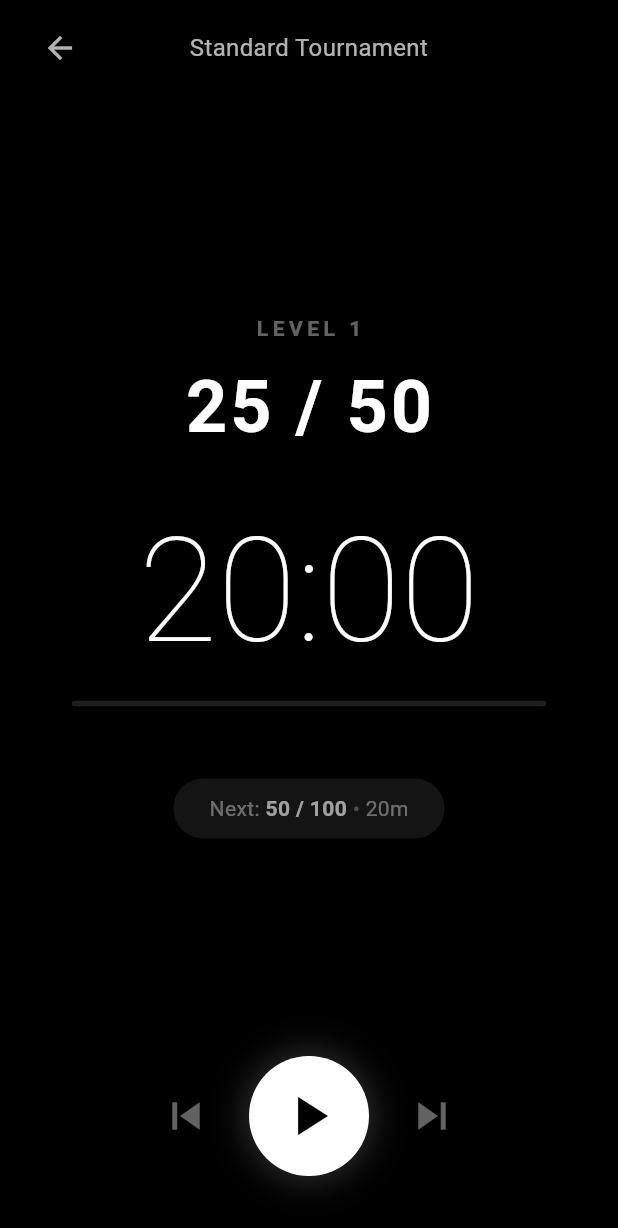
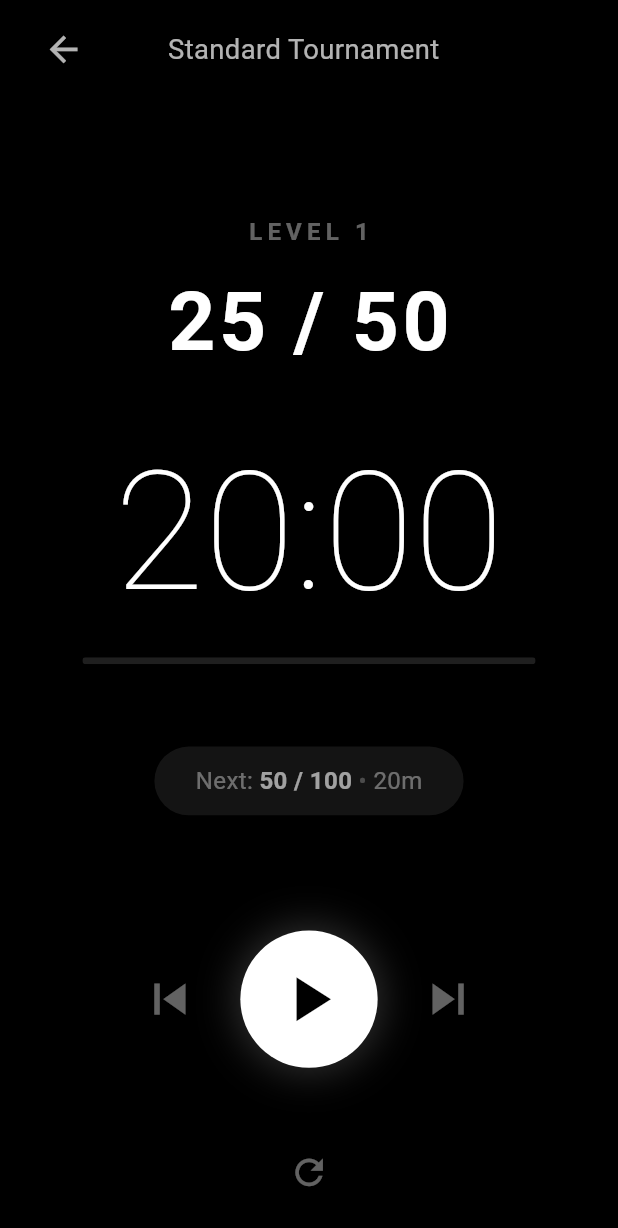
Before and after one commit to Dmitriy2493/poker-timer, a Flutter app: the screen it shows after launch, after a tap on "Start", on a phone screen of 412 x 824 dp. Shown: the top 1228 px of the screen. Run offline on Flutter 3.47's test engine with Material 3 defaults, Android fonts, the phone set to English and light mode, and no system bars; our stand-ins replace audioplayers, hive, hive_flutter, wakelock_plus; accounts and stored records are empty.

Commit message:
Fix blinds persistence, add audio countdown, tablet support, and bug fixes
- Fix Hive nested map deserialization so blinds persist across app restarts
- Add 3-second countdown beep before each level change
- Generate WAV sound assets (countdown, warning, level_end)
- Update default blind structure to 17-level tournament
- Add "New Structure" option to choose default or custom blinds
- Add "New Game" reset button on timer screen
- Set minSdk to 28 (Android 9+) with large screen support
- Make all screens responsive for large Android tablets (scaled timer UI,
  constrained content width on home/editor/settings)
- Fix init() being called on every settings change, resetting tournament
- Fix sound toggle having no effect on AudioService
- Fix crash when saving/selecting empty structure
- Fix corrupt Hive entry preventing all structures from loading
- Fix timer not properly managed during level navigation while running

Co-Authored-By: Claude Opus 4.6 (1M context) <noreply@anthropic.com>

```diff
--- a/lib/main.dart
+++ b/lib/main.dart
@@ -38,18 +38,32 @@ void main() async {
   );
 }
 
-class PokerTimerApp extends StatelessWidget {
+class PokerTimerApp extends StatefulWidget {
   const PokerTimerApp({super.key});
+
+  @override
+  State<PokerTimerApp> createState() => _PokerTimerAppState();
+}
+
+class _PokerTimerAppState extends State<PokerTimerApp> {
+  bool _initialized = false;
+
+  @override
+  void initState() {
+    super.initState();
+    WidgetsBinding.instance.addPostFrameCallback((_) {
+      final settings = context.read<SettingsProvider>();
+      final tournament = context.read<TournamentProvider>();
+      tournament.setSoundEnabled(settings.soundEnabled);
+      tournament.init(settings.warningSeconds);
+      setState(() => _initialized = true);
+    });
+  }
 
   @override
   Widget build(BuildContext context) {
     return Consumer<SettingsProvider>(
       builder: (context, settings, _) {
-        // Init tournament provider with warning seconds
-        WidgetsBinding.instance.addPostFrameCallback((_) {
-          context.read<TournamentProvider>().init(settings.warningSeconds);
-        });
-
         return MaterialApp(
           title: 'Poker Timer',
           debugShowCheckedModeBanner: false,
@@ -68,7 +82,9 @@ class PokerTimerApp extends StatelessWidget {
             ),
             useMaterial3: true,
           ),
-          home: const HomeScreen(),
+          home: _initialized ? const HomeScreen() : const Scaffold(
+            body: Center(child: CircularProgressIndicator()),
+          ),
         );
       },
     );
--- a/lib/models/structure.dart
+++ b/lib/models/structure.dart
@@ -36,7 +36,7 @@ class Structure extends HiveObject {
         id: json['id'] as String,
         name: json['name'] as String,
         levels: (json['levels'] as List)
-            .map((l) => BlindLevel.fromJson(l as Map<String, dynamic>))
+            .map((l) => BlindLevel.fromJson(Map<String, dynamic>.from(l as Map)))
             .toList(),
         createdAt: DateTime.parse(json['createdAt'] as String),
       );
@@ -58,17 +58,20 @@ class Structure extends HiveObject {
         BlindLevel(smallBlind: 25, bigBlind: 50, ante: 0, durationMinutes: 20),
         BlindLevel(smallBlind: 50, bigBlind: 100, ante: 0, durationMinutes: 20),
         BlindLevel(smallBlind: 75, bigBlind: 150, ante: 0, durationMinutes: 20),
-        BlindLevel(smallBlind: 100, bigBlind: 200, ante: 25, durationMinutes: 20),
-        BlindLevel(smallBlind: 0, bigBlind: 0, ante: 0, durationMinutes: 15, isBreak: true, label: 'Break'),
-        BlindLevel(smallBlind: 150, bigBlind: 300, ante: 25, durationMinutes: 20),
-        BlindLevel(smallBlind: 200, bigBlind: 400, ante: 50, durationMinutes: 20),
-        BlindLevel(smallBlind: 300, bigBlind: 600, ante: 75, durationMinutes: 20),
-        BlindLevel(smallBlind: 400, bigBlind: 800, ante: 100, durationMinutes: 20),
-        BlindLevel(smallBlind: 0, bigBlind: 0, ante: 0, durationMinutes: 15, isBreak: true, label: 'Break'),
-        BlindLevel(smallBlind: 500, bigBlind: 1000, ante: 100, durationMinutes: 20),
-        BlindLevel(smallBlind: 600, bigBlind: 1200, ante: 200, durationMinutes: 20),
-        BlindLevel(smallBlind: 800, bigBlind: 1600, ante: 200, durationMinutes: 20),
-        BlindLevel(smallBlind: 1000, bigBlind: 2000, ante: 300, durationMinutes: 20),
+        BlindLevel(smallBlind: 100, bigBlind: 200, ante: 0, durationMinutes: 40),
+        BlindLevel(smallBlind: 150, bigBlind: 300, ante: 0, durationMinutes: 20),
+        BlindLevel(smallBlind: 200, bigBlind: 400, ante: 0, durationMinutes: 20),
+        BlindLevel(smallBlind: 300, bigBlind: 600, ante: 0, durationMinutes: 15),
+        BlindLevel(smallBlind: 400, bigBlind: 800, ante: 0, durationMinutes: 15),
+        BlindLevel(smallBlind: 500, bigBlind: 1000, ante: 0, durationMinutes: 15),
+        BlindLevel(smallBlind: 600, bigBlind: 1200, ante: 0, durationMinutes: 15),
+        BlindLevel(smallBlind: 750, bigBlind: 1500, ante: 0, durationMinutes: 15),
+        BlindLevel(smallBlind: 1000, bigBlind: 2000, ante: 0, durationMinutes: 15),
+        BlindLevel(smallBlind: 1500, bigBlind: 3000, ante: 0, durationMinutes: 10),
+        BlindLevel(smallBlind: 2000, bigBlind: 4000, ante: 0, durationMinutes: 10),
+        BlindLevel(smallBlind: 3000, bigBlind: 6000, ante: 0, durationMinutes: 10),
+        BlindLevel(smallBlind: 4000, bigBlind: 8000, ante: 0, durationMinutes: 10),
+        BlindLevel(smallBlind: 5000, bigBlind: 10000, ante: 0, durationMinutes: 10),
       ],
     );
   }
--- a/lib/screens/timer_screen.dart
+++ b/lib/screens/timer_screen.dart
@@ -1,3 +1,4 @@
+import 'dart:math';
 import 'package:flutter/material.dart';
 import 'package:flutter/services.dart';
 import 'package:provider/provider.dart';
@@ -30,15 +31,48 @@ class _TimerScreenState extends State<TimerScreen> {
     super.dispose();
   }
 
+  void _confirmNewGame(BuildContext context, TournamentProvider provider) {
+    showDialog(
+      context: context,
+      builder: (ctx) => AlertDialog(
+        title: const Text('New Game'),
+        content: const Text('Reset blinds to Level 1 and start a new game?'),
+        actions: [
+          TextButton(
+            onPressed: () => Navigator.pop(ctx),
+            child: const Text('Cancel'),
+          ),
+          FilledButton(
+            onPressed: () {
+              provider.stop();
+              Navigator.pop(ctx);
+            },
+            child: const Text('Reset'),
+          ),
+        ],
+      ),
+    );
+  }
+
   @override
   Widget build(BuildContext context) {
+    final size = MediaQuery.of(context).size;
+    final shortSide = min(size.width, size.height);
+    // Scale factor: 1.0 for phones (~360dp), up to ~2.5 for large tablets (~900dp)
+    final scale = (shortSide / 360).clamp(1.0, 2.5);
+
     return Scaffold(
       backgroundColor: Colors.black,
       body: Consumer<TournamentProvider>(
         builder: (context, provider, _) {
           final level = provider.currentLevel;
           if (level == null) {
-            return const Center(child: Text('No structure selected', style: TextStyle(color: Colors.white)));
+            return Center(
+              child: Text(
+                'No structure selected',
+                style: TextStyle(color: Colors.white, fontSize: 16 * scale),
+              ),
+            );
           }
 
           final isWarning = provider.state.remainingSeconds <= 60 &&
@@ -57,10 +91,11 @@ class _TimerScreenState extends State<TimerScreen> {
                 children: [
                   // Top bar
                   Padding(
-                    padding: const EdgeInsets.symmetric(horizontal: 16, vertical: 8),
+                    padding: EdgeInsets.symmetric(horizontal: 16 * scale, vertical: 8 * scale),
                     child: Row(
                       children: [
                         IconButton(
+                          iconSize: 24 * scale,
                           icon: const Icon(Icons.arrow_back, color: Colors.white70),
                           onPressed: () {
                             provider.stop();
@@ -71,10 +106,10 @@ class _TimerScreenState extends State<TimerScreen> {
                           child: Text(
                             provider.activeStructure?.name ?? '',
                             textAlign: TextAlign.center,
-                            style: const TextStyle(color: Colors.white70, fontSize: 16),
+                            style: TextStyle(color: Colors.white70, fontSize: 16 * scale),
                           ),
                         ),
-                        const SizedBox(width: 48),
+                        SizedBox(width: 48 * scale),
                       ],
                     ),
                   ),
@@ -88,22 +123,22 @@ class _TimerScreenState extends State<TimerScreen> {
                           'LEVEL ${provider.state.currentLevelIndex + 1}',
                           style: TextStyle(
                             color: isWarning ? Colors.red[300] : Colors.white38,
-                            fontSize: 14,
-                            letterSpacing: 3,
+                            fontSize: 14 * scale,
+                            letterSpacing: 3 * scale,
                             fontWeight: FontWeight.w600,
                           ),
                         ),
-                        const SizedBox(height: 8),
+                        SizedBox(height: 8 * scale),
 
                         // Blinds display
                         if (!level.isBreak) ...[
                           Text(
                             '${formatChips(level.smallBlind)} / ${formatChips(level.bigBlind)}',
-                            style: const TextStyle(
+                            style: TextStyle(
                               color: Colors.white,
-                              fontSize: 48,
+                              fontSize: 48 * scale,
                               fontWeight: FontWeight.bold,
-                              letterSpacing: 2,
+                              letterSpacing: 2 * scale,
                             ),
                           ),
                           if (level.ante > 0)
@@ -111,44 +146,44 @@ class _TimerScreenState extends State<TimerScreen> {
                               'Ante: ${formatChips(level.ante)}',
                               style: TextStyle(
                                 color: Colors.white.withValues(alpha: 0.6),
-                                fontSize: 18,
+                                fontSize: 18 * scale,
                               ),
                             ),
                         ] else
                           Text(
                             level.label ?? 'BREAK',
-                            style: const TextStyle(
+                            style: TextStyle(
                               color: Colors.amber,
-                              fontSize: 40,
+                              fontSize: 40 * scale,
                               fontWeight: FontWeight.bold,
-                              letterSpacing: 4,
+                              letterSpacing: 4 * scale,
                             ),
                           ),
 
-                        const SizedBox(height: 32),
+                        SizedBox(height: 32 * scale),
 
                         // Timer
                         AnimatedDefaultTextStyle(
                           duration: const Duration(milliseconds: 200),
                           style: TextStyle(
                             color: isWarning ? Colors.red[400]! : Colors.white,
-                            fontSize: 96,
+                            fontSize: 96 * scale,
                             fontWeight: FontWeight.w200,
                             fontFeatures: const [FontFeature.tabularFigures()],
                           ),
                           child: Text(provider.formattedTime),
                         ),
 
-                        const SizedBox(height: 16),
+                        SizedBox(height: 16 * scale),
 
                         // Progress bar
                         Padding(
-                          padding: const EdgeInsets.symmetric(horizontal: 48),
+                          padding: EdgeInsets.symmetric(horizontal: 48 * scale),
                           child: ClipRRect(
-                            borderRadius: BorderRadius.circular(2),
+                            borderRadius: BorderRadius.circular(2 * scale),
                             child: LinearProgressIndicator(
                               value: provider.levelProgress,
-                              minHeight: 4,
+                              minHeight: 4 * scale,
                               backgroundColor: Colors.white12,
                               valueColor: AlwaysStoppedAnimation<Color>(
                                 isWarning ? Colors.red[400]! : Colors.white38,
@@ -157,19 +192,35 @@ class _TimerScreenState extends State<TimerScreen> {
                           ),
                         ),
 
-                        const SizedBox(height: 48),
+                        SizedBox(height: 48 * scale),
 
                         // Next level preview
                         if (provider.peekNextLevel != null)
-                          _NextLevelPreview(provider: provider),
+                          _NextLevelPreview(provider: provider, scale: scale),
                       ],
                     ),
                   ),
 
                   // Controls
                   Padding(
-                    padding: const EdgeInsets.only(bottom: 40),
-                    child: _TimerControls(provider: provider),
+                    padding: EdgeInsets.only(bottom: 40 * scale),
+                    child: _TimerControls(provider: provider, scale: scale),
+                  ),
+
+                  // Bottom toolbar
+                  Padding(
+                    padding: EdgeInsets.only(bottom: 16 * scale),
+                    child: Row(
+                      mainAxisAlignment: MainAxisAlignment.center,
+                      children: [
+                        IconButton(
+                          iconSize: 24 * scale,
+                          icon: const Icon(Icons.refresh, color: Colors.white38),
+                          tooltip: 'New Game',
+                          onPressed: () => _confirmNewGame(context, provider),
+                        ),
+                      ],
+                    ),
                   ),
                 ],
               ),
@@ -183,32 +234,33 @@ class _TimerScreenState extends State<TimerScreen> {
 
 class _NextLevelPreview extends StatelessWidget {
   final TournamentProvider provider;
+  final double scale;
 
-  const _NextLevelPreview({required this.provider});
+  const _NextLevelPreview({required this.provider, required this.scale});
 
   @override
   Widget build(BuildContext context) {
     final next = provider.peekNextLevel!;
     return Container(
-      padding: const EdgeInsets.symmetric(horizontal: 24, vertical: 10),
+      padding: EdgeInsets.symmetric(horizontal: 24 * scale, vertical: 10 * scale),
       decoration: BoxDecoration(
         color: Colors.white.withValues(alpha: 0.08),
-        borderRadius: BorderRadius.circular(30),
+        borderRadius: BorderRadius.circular(30 * scale),
       ),
       child: Row(
         mainAxisSize: MainAxisSize.min,
         children: [
-          const Text('Next: ', style: TextStyle(color: Colors.white38, fontSize: 14)),
+          Text('Next: ', style: TextStyle(color: Colors.white38, fontSize: 14 * scale)),
           Text(
             next.isBreak
                 ? (next.label ?? 'Break')
                 : '${formatChips(next.smallBlind)} / ${formatChips(next.bigBlind)}',
-            style: const TextStyle(color: Colors.white60, fontSize: 14, fontWeight: FontWeight.w600),
+            style: TextStyle(color: Colors.white60, fontSize: 14 * scale, fontWeight: FontWeight.w600),
           ),
-          const Text(' • ', style: TextStyle(color: Colors.white24)),
+          Text(' • ', style: TextStyle(color: Colors.white24, fontSize: 14 * scale)),
           Text(
             '${next.durationMinutes}m',
-            style: const TextStyle(color: Colors.white38, fontSize: 14),
+            style: TextStyle(color: Colors.white38, fontSize: 14 * scale),
           ),
         ],
       ),
@@ -218,55 +270,57 @@ class _NextLevelPreview extends StatelessWidget {
 
 class _TimerControls extends StatelessWidget {
   final TournamentProvider provider;
+  final double scale;
 
-  const _TimerControls({required this.provider});
+  const _TimerControls({required this.provider, required this.scale});
 
   @override
   Widget build(BuildContext context) {
     final isRunning = provider.state.status == TimerStatus.running;
+    final buttonSize = 80 * scale;
 
     return Row(
       mainAxisAlignment: MainAxisAlignment.center,
       children: [
         // Previous
         IconButton(
-          iconSize: 36,
+          iconSize: 36 * scale,
           icon: const Icon(Icons.skip_previous, color: Colors.white38),
           onPressed: provider.state.currentLevelIndex > 0
               ? () => provider.previousLevel()
               : null,
         ),
-        const SizedBox(width: 16),
+        SizedBox(width: 16 * scale),
 
         // Play / Pause
         GestureDetector(
           onTap: isRunning ? provider.pause : provider.start,
           child: Container(
-            width: 80,
-            height: 80,
+            width: buttonSize,
+            height: buttonSize,
             decoration: BoxDecoration(
               shape: BoxShape.circle,
               color: Colors.white,
               boxShadow: [
                 BoxShadow(
                   color: Colors.white.withValues(alpha: 0.2),
-                  blurRadius: 20,
-                  spreadRadius: 2,
+                  blurRadius: 20 * scale,
+                  spreadRadius: 2 * scale,
                 ),
               ],
             ),
             child: Icon(
               isRunning ? Icons.pause : Icons.play_arrow,
-              size: 44,
+              size: 44 * scale,
               color: Colors.black,
             ),
           ),
         ),
-        const SizedBox(width: 16),
+        SizedBox(width: 16 * scale),
 
         // Next
         IconButton(
-          iconSize: 36,
+          iconSize: 36 * scale,
           icon: const Icon(Icons.skip_next, color: Colors.white38),
           onPressed: !provider.isLastLevel
               ? () => provider.nextLevel()
--- a/lib/services/storage_service.dart
+++ b/lib/services/storage_service.dart
@@ -12,9 +12,15 @@ class StorageService {
   }
 
   Future<List<Structure>> loadStructures() async {
-    return _box.values
-        .map((v) => Structure.fromJson(Map<String, dynamic>.from(v)))
-        .toList();
+    final structures = <Structure>[];
+    for (final v in _box.values) {
+      try {
+        structures.add(Structure.fromJson(Map<String, dynamic>.from(v)));
+      } catch (_) {
+        // Skip corrupt entries
+      }
+    }
+    return structures;
   }
 
   Future<void> saveStructure(Structure structure) async {
```
Also changed, not shown: lib/providers/tournament_provider.dart (+21 -1 lines), lib/screens/editor_screen.dart (+26 -1 lines), lib/screens/home_screen.dart (+59 -3 lines), lib/screens/settings_screen.dart (+15 -2 lines), lib/services/audio_service.dart (+7 -2 lines), 5 other files.
